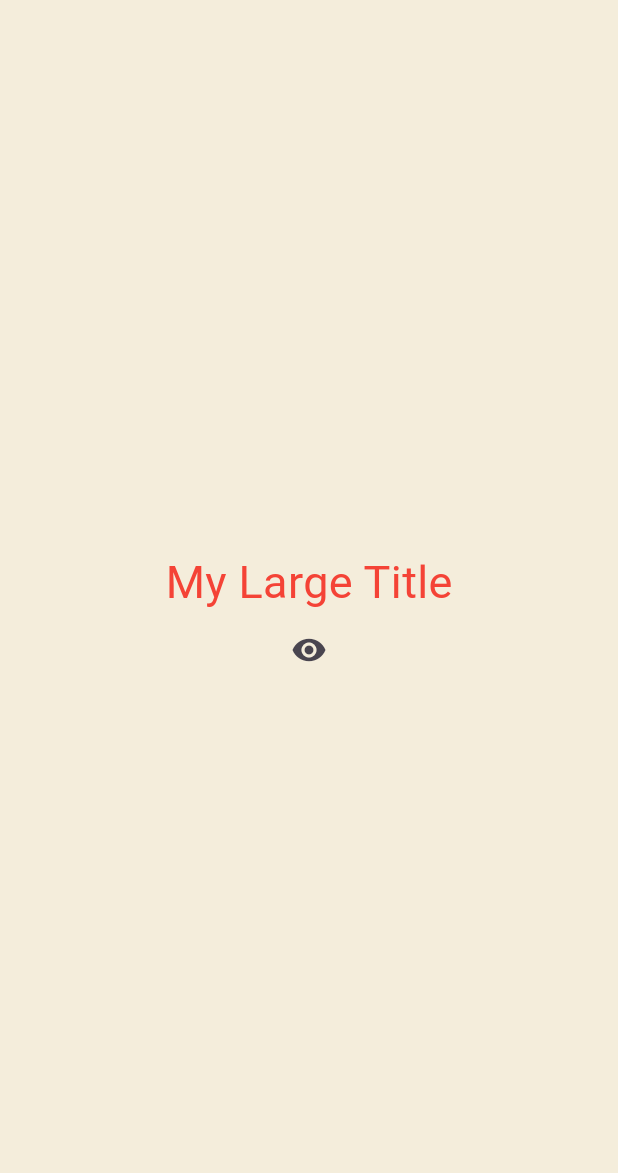
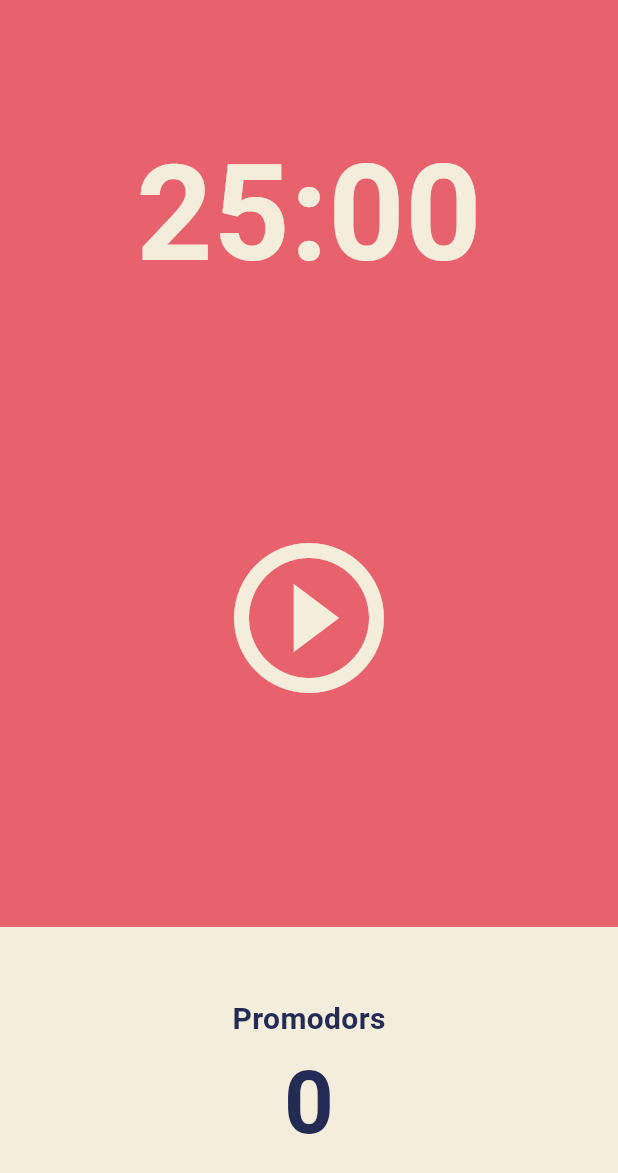
Before and after one commit to Chochanguk/Lecture_Flutter, a Flutter app: the screen it shows after launch, on a phone screen of 412 x 824 dp. Shown: the top 1173 px of the screen. Run offline on Flutter 3.47's test engine with Material 3 defaults, Android fonts, the phone set to English and light mode, and no system bars.

Commit message:
Setted Project UI

```diff
--- a/toonflix/lib/main.dart
+++ b/toonflix/lib/main.dart
@@ -1,102 +1,27 @@
-import 'package:flutter/cupertino.dart';
 import 'package:flutter/material.dart';
-import 'package:toonflix/widgets/button.dart';
-import 'package:toonflix/widgets/currency_card.dart';
+import 'package:toonflix/screens/home_screen.dart';
 
-//StatelessWidget: 단순히 UI를 보여주는 것
-//StatefulWidget: 실시간으로 데이터의 변화를 봄.(인터랙티브하게 앱을 만듦)
 void main() {
   runApp(const App());
 }
 
-// StatefulWidget: 상태를 만들고 해당 상태를 전달함.
-class App extends StatefulWidget {
+class App extends StatelessWidget {
   const App({super.key});
-  @override
-  State<App> createState() => _AppState();
-}
-
-//State는 우리가 UI를 구축하고,데이터를 저장하는곳
-class _AppState extends State<App> {
-  bool showTitle = true;
-  //버튼 클릭시 텍스트를 지웠다가 나타나게 하는 메소드 생성(dispose 메소드를 설명하기 위함.)
-  void toggleTitle() {
-    setState(() {
-      showTitle = !showTitle;
-    });
-  }
-
   @override
   Widget build(BuildContext context) {
     return MaterialApp(
-      //테마의 데이터중 텍스트에서 큰 제목 타이틀의 색상을 레드로 지정.
       theme: ThemeData(
         textTheme: const TextTheme(
-          titleLarge: TextStyle(
-            color: Colors.red,
+          displayLarge: TextStyle(
+            color: Color(0xFF232B55),
           ),
         ),
-      ),
-      home: Scaffold(
-        backgroundColor: const Color(0xFFF4EDDB),
-        body: Center(
-          child: Column(
-            mainAxisAlignment: MainAxisAlignment.center,
-            children: [
-              //내가 지정한 위젯을 사용
-              showTitle ? const MyLargeTitle() : const Text('Nothing'),
-              IconButton(
-                onPressed: toggleTitle,
-                icon: const Icon(Icons.remove_red_eye),
-              )
-            ],
-          ),
+        cardColor: const Color(0xFFF4EDDB),
+        colorScheme: ColorScheme.fromSwatch(
+          backgroundColor: const Color(0xFFE7626C),
         ),
       ),
+      home: const HomeScreen(),
     );
   }
 }
-
-//Extract Widget: 하나의 메소드로 분류해서 처리하게 함.
-//이는 StatelssWidget으로 처리하는 경우는 UI만 다룸.
-class MyLargeTitle extends StatefulWidget {
-  const MyLargeTitle({
-    super.key,
-  });
-
-  @override
-  State<MyLargeTitle> createState() => _MyLargeTitleState();
-}
-
-class _MyLargeTitleState extends State<MyLargeTitle> {
-  //값을 initia시켜주는 메소드(build전에 실행함.)
-  //보통 API나 부모요소에 의존하는 데이터를 초기화해야 하는 경우,API에서 업데이트를 구독할때 사용
-  @override
-  void initState() {
-    // TODO: implement initState
-    super.initState();
-  }
-
-  //dispose메소드는 위젯이 스크린에서 제거될 때 호출되는 메서드이다.
-  //위에선  MyLargeTitle()의 텍스트가 사라지면 실행됨.
-  @override
-  void dispose() {
-    super.dispose();
-    print("dispose!");
-  }
-
-//BuildContext context: 이전에 있는 모든 상위 요소들에 대한 정보이다.
-  @override
-  Widget build(BuildContext context) {
-    return Text(
-      'My Large Title',
-      style: TextStyle(
-        fontSize: 30,
-        //★★★context를 통해 상위 요소의 값을 불러올 수 있다.★★★
-        //해석: color는 상위요소의 Theme인데, textTheme의 titleLage의 color이다.
-        //이때 titleLarge의 색은 Null이면 안되므로 ?를 붙여준다.
-        color: Theme.of(context).textTheme.titleLarge?.color,
-      ),
-    );
-  }
-}
--- /dev/null
+++ b/toonflix/lib/screens/home_screen.dart
@@ -0,0 +1,99 @@
+import 'package:flutter/material.dart';
+
+class HomeScreen extends StatefulWidget {
+  const HomeScreen({super.key});
+
+  @override
+  State<HomeScreen> createState() => _HomeScreenState();
+}
+
+class _HomeScreenState extends State<HomeScreen> {
+  @override
+  Widget build(BuildContext context) {
+    return Scaffold(
+      //배경화면은 context의 배경화면을 사용
+      backgroundColor: Theme.of(context).colorScheme.background,
+      body: Column(
+        children: [
+          //★★★Flexible은 UI를 비율에 기반해서 더 유연하게 만들어 준다.★★★
+          //multiple screen 제작 가능(ios,android 화면에 맞게 만들어줌)
+          Flexible(
+            flex: 1, //이건 기본값
+            child: Container(
+              //★★★위치를 한 flexible안의 한 container의 바닥 가운데로 "(위치)할당"★★★
+              alignment: Alignment.bottomCenter,
+              child: Text(
+                '25:00',
+                style: TextStyle(
+                  color: Theme.of(context).cardColor,
+                  fontSize: 89,
+                  fontWeight: FontWeight.w600,
+                ),
+              ),
+            ),
+            /*이건 한부분의 박스에만 파랑색으로 칠함
+            child: Container(
+              decoration: const BoxDecoration(
+                color: Colors.blue,
+              ),
+            ),*/
+          ),
+          //중앙에 "플레이 아이콘 버튼 생성"
+          Flexible(
+            flex: 2,
+            child: Center(
+              //아이콘 버튼에 할당할 메소드+ 속성들 명시
+              child: IconButton(
+                onPressed: () {},
+                icon: const Icon(Icons.play_circle_outline),
+                iconSize: 120,
+                color: Theme.of(context).cardColor, //흰색
+              ),
+            ),
+          ),
+          Flexible(
+            flex: 1,
+            child: Row(
+              children: [
+                //★★Expaded 위젯은 "ROW"일때 양옆으로 확장시켜줌★★
+                Expanded(
+                  child: Container(
+                    decoration: BoxDecoration(
+                      //★★★★null이면 기본값 제공 함 따라서 "!" 불필요 .Theme.of(context)
+                      color: Theme.of(context).cardColor,
+                    ),
+                    child: Column(
+                      mainAxisAlignment: MainAxisAlignment.center,
+                      children: [
+                        Text(
+                          'Promodors',
+                          style: TextStyle(
+                            fontSize: 20,
+                            color:
+                                //★★★★"!"은 null일때 기본값 제공x, 따라서 null이 아님을 확신하다는 의미이다.
+                                //★★★★★ Theme.of(context) 까진 null이면 기본값 제공이라 "!" 필요x
+                                Theme.of(context).textTheme.displayLarge!.color,
+                            fontWeight: FontWeight.w600,
+                          ),
+                        ),
+                        Text(
+                          '0',
+                          style: TextStyle(
+                            fontSize: 58,
+                            color:
+                                Theme.of(context).textTheme.displayLarge!.color,
+                            fontWeight: FontWeight.w600,
+                          ),
+                        ),
+                      ],
+                    ),
+                  ),
+                ),
+              ],
+            ),
+          ),
+        ],
+      ),
+    );
+  }
+}
```
